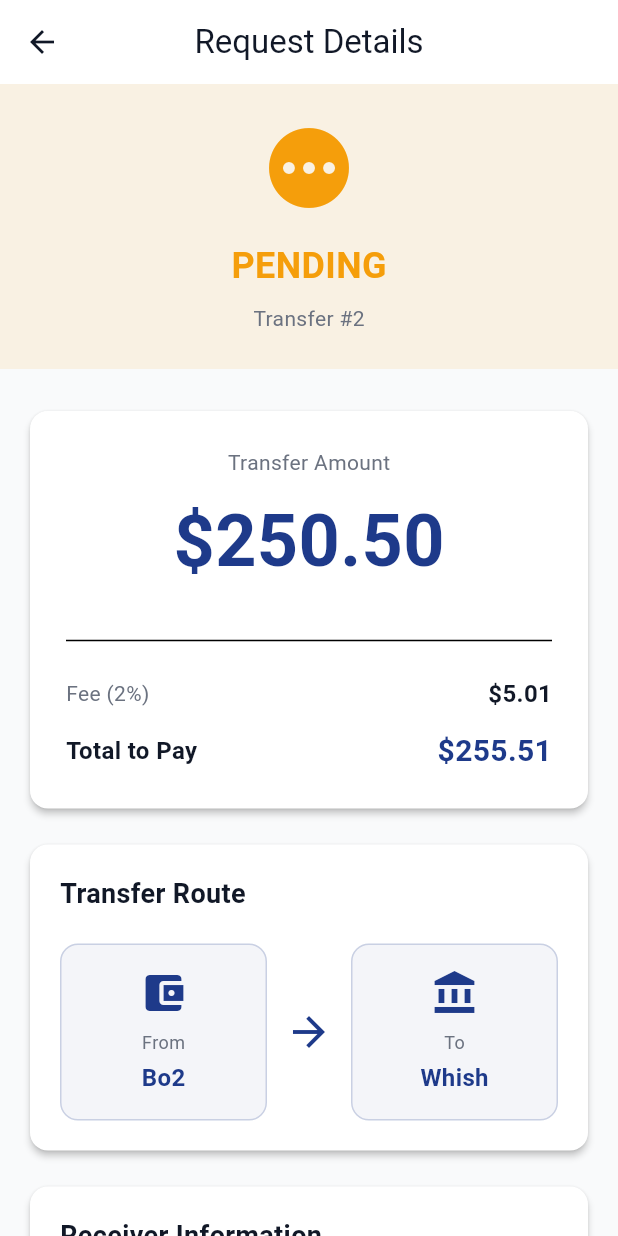
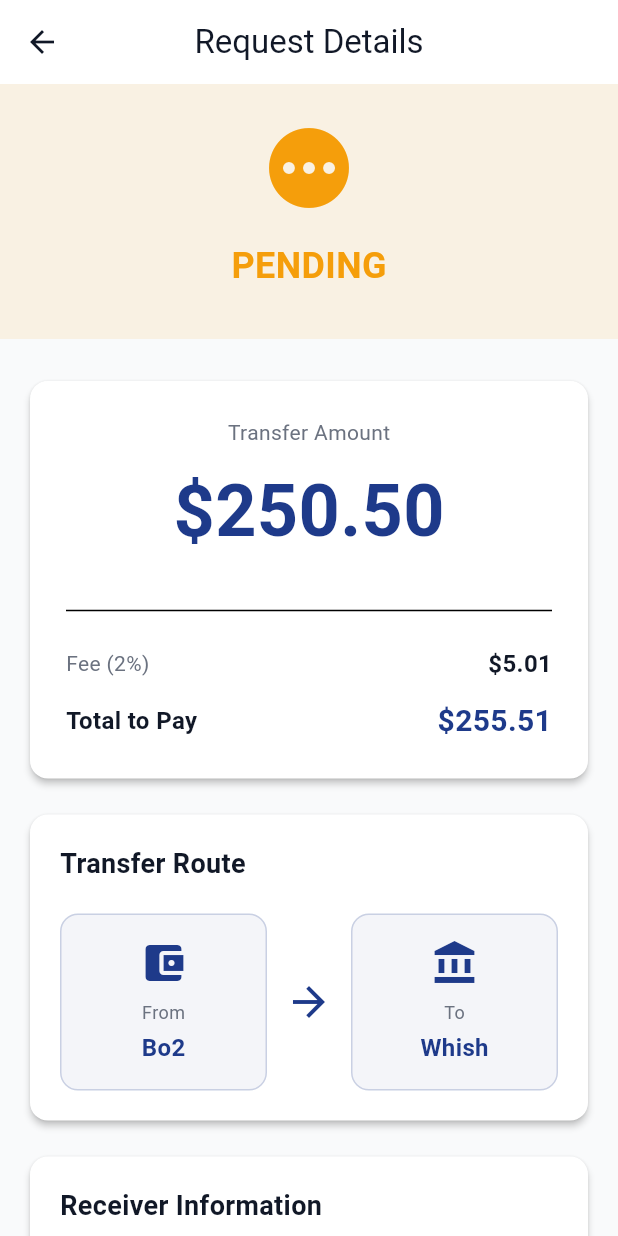
Before and after one commit to issadana/sirius-transfer-app, a Flutter app: the screen it shows after launch, after a tap on "Bo2", on a phone screen of 412 x 824 dp. Run offline on Flutter 3.47's test engine with Material 3 defaults, Android fonts, the phone set to English and light mode, and no system bars; our stand-ins replace dartz, dio, equatable, flutter_bloc, freezed_annotation, get_it and 2 more.

Commit message:
remove id

```diff
--- a/lib/features/transfer/presentation/screens/request_details_screen.dart
+++ b/lib/features/transfer/presentation/screens/request_details_screen.dart
@@ -46,13 +46,6 @@ class RequestDetailsScreen extends StatelessWidget {
                     ),
                   ),
                   const SizedBox(height: 8),
-                  Text(
-                    'Transfer #${transfer.id}',
-                    style: const TextStyle(
-                      fontSize: 14,
-                      color: AppColors.textSecondary,
-                    ),
-                  ),
                 ],
               ),
             ),
```
